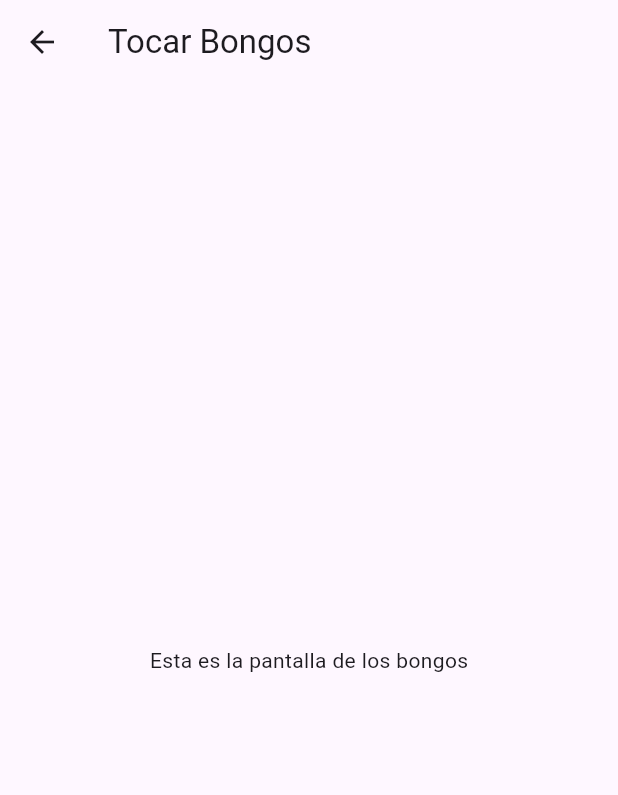
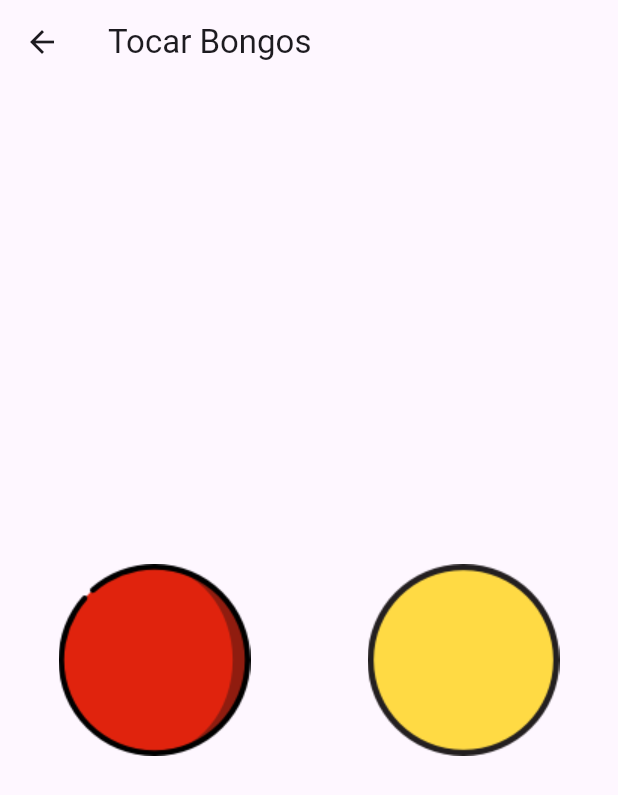
Before and after one commit to alberdsp/musicapp, a Flutter app: the BongosForm screen opened directly, on a phone screen of 412 x 824 dp. Shown: the top 795 px of the screen. Run offline on Flutter 3.47's test engine with Material 3 defaults, Android fonts, the phone set to English and light mode, and no system bars; our stand-ins replace audioplayers.

Commit message:
agregada navegación entre ventanas y pantalla bongos completa

```diff
--- /dev/null
+++ b/lib/vista/bongos_form.dart
@@ -0,0 +1,55 @@
+import 'package:flutter/material.dart';
+import 'package:audioplayers/audioplayers.dart';
+
+class BongosForm extends StatelessWidget {
+  // Cargamos los archivos de audio y las imágenes
+
+  String bongo1 = 'assets/media/bongo1.wav';
+  String bongo2 = 'assets/media/bongo2.wav';
+  String imgbongo1 = 'assets/media/bongo1.png';
+  String imgbongo2 = 'assets/media/bongo2.png';
+
+  // Función que construye botón expandido
+  Expanded buildKey(Image imagen, String nombreArchivoAudio) {
+    return Expanded(
+      child: TextButton(
+        onPressed: () {
+          // Crea una instancia de AudioPlayer para cargar y reproducir el archivo de audio
+          final player = AudioPlayer();
+          // Reproduce el archivo de audio cuando se presiona el botón
+          player.play(DeviceFileSource(nombreArchivoAudio));
+        },
+        child: imagen, // Utiliza la imagen como contenido del botón
+      ), // TextButton
+    ); // Expanded
+  }
+
+  @override
+  Widget build(BuildContext context) {
+    return Scaffold(
+      appBar: AppBar(
+        title: const Text('Tocar Bongos'),
+      ),
+      body: Center(
+        child: Column(
+          mainAxisAlignment: MainAxisAlignment.center,
+          children: <Widget>[
+            // Crea una fila de botones expandidos
+            Row(
+              children: <Widget>[
+                buildKey(
+                  Image.asset(imgbongo1),
+                  bongo1,
+                ),
+                buildKey(
+                  Image.asset(imgbongo2),
+                  bongo2,
+                ),
+              ],
+            ),
+          ],
+        ),
+      ),
+    );
+  }
+}
```
Also changed, not shown: lib/main.dart (+26 -68 lines), lib/vista/guitarra_form.dart (added, +17 -0 lines), lib/vista/xilofono_form.dart (added, +17 -0 lines), pubspec.yaml (+15 -3 lines), assets/media/bongo1.png (added), assets/media/bongo2.png (added), pubspec.lock, 9 other files.
